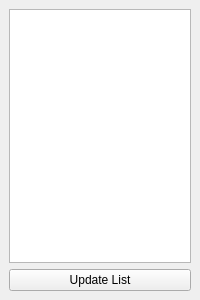
Qt form HistogramView.ui (FRIBDAQ/SpecTcl) before a commit.
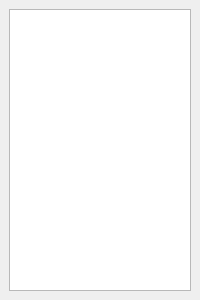
The same form after that commit.

Commit message: Adds the TGo4CreateNewHistogram class and institutes that ability to automatically update the list of histograms via a rescheduling timer event.

Patch:
```diff
--- a/HistogramView.ui
+++ b/HistogramView.ui
@@ -18,13 +18,6 @@
     <item>
      <widget class="QListWidget" name="histList"/>
     </item>
-    <item>
-     <widget class="QPushButton" name="updateButton">
-      <property name="text">
-       <string>Update List</string>
-      </property>
-     </widget>
-    </item>
    </layout>
   </widget>
  </widget>
```
The commit also changes 13 other files.
